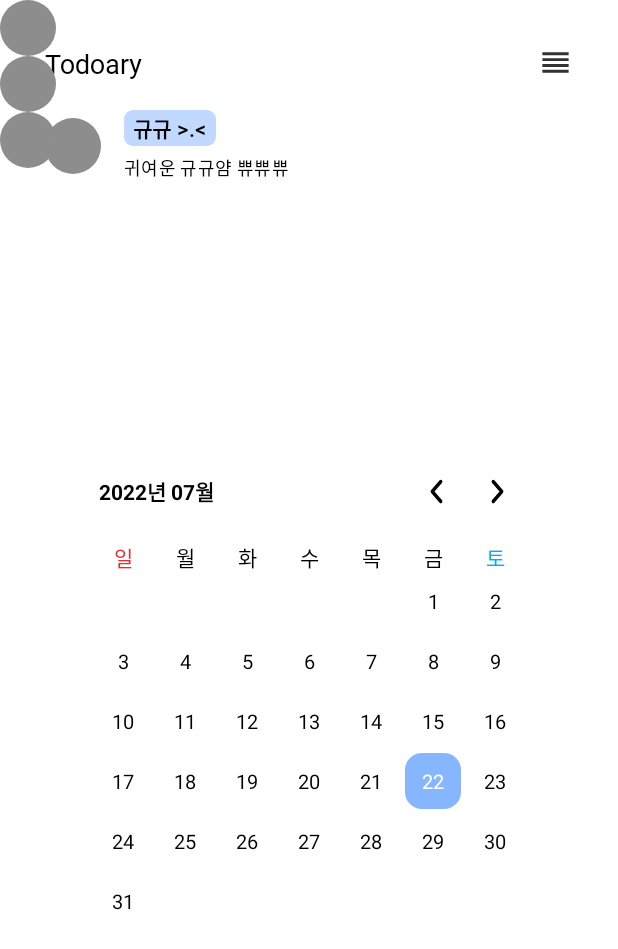
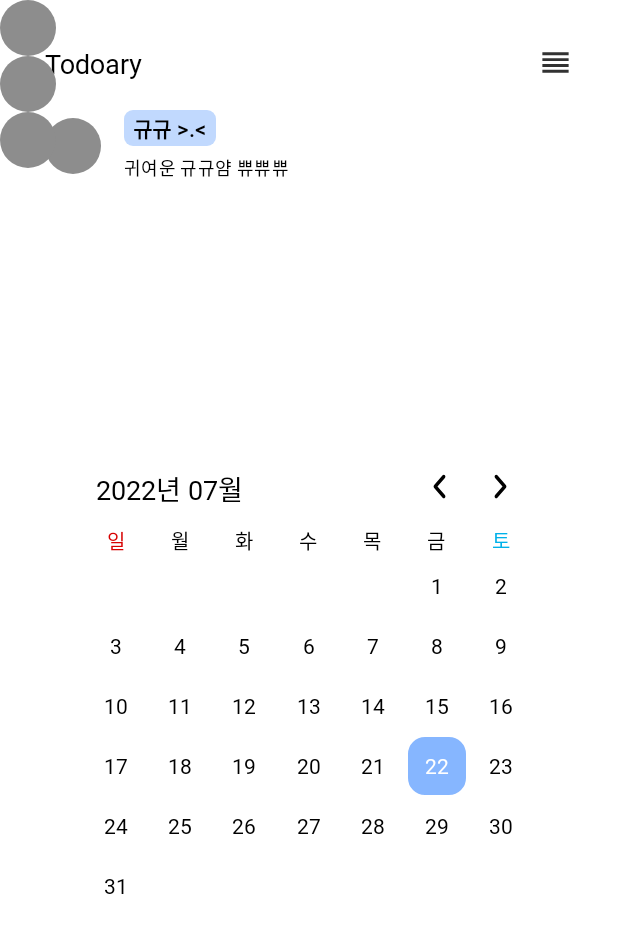
Before and after one commit to Todoary/Todoary-Android, an Android app: the CalendarFragment screen opened directly, with no data from a screen before it, on a phone screen of 412 x 824 dp. Shown: the top 949 px of the screen. Run offline under Robolectric (Android 15) with nearby library versions, the light colour scheme and no system bars; our stand-ins replace CircleImageView; plain views replace SlidingUpPanelLayout.

Commit message:
[Design] : Edit CalendarFragment font

```diff
--- a/app/src/main/java/com/uni/todoary/feature/main/ui/CalendarAdapter.kt
+++ b/app/src/main/java/com/uni/todoary/feature/main/ui/CalendarAdapter.kt
@@ -51,8 +51,9 @@ class CalendarAdapter(private val dayList: ArrayList<LocalDate?>):
 
         //날짜 클릭 이벤트
         holder.itemView.setOnClickListener {
-            holder.dayText.setBackgroundResource(R.drawable.calendar_datepick_stroke)
-
+            if(day != selectedDate && day != null) {
+                holder.dayText.setBackgroundResource(R.drawable.calendar_datepick_stroke)
+            }
         }
         //holder.dayText.text=dayList[holder.adapterPosition]
     }
--- a/app/src/main/java/com/uni/todoary/feature/main/ui/CalendarFragment.kt
+++ b/app/src/main/java/com/uni/todoary/feature/main/ui/CalendarFragment.kt
@@ -27,7 +27,6 @@ class CalendarFragment : Fragment() {
         inflater: LayoutInflater, container: ViewGroup?,
         savedInstanceState: Bundle?
     ): View? {
-        val root = inflater.inflate(R.layout.fragment_calendar, container, false)
         binding = FragmentCalendarBinding.inflate(inflater, container, false)
         // Inflate the layout for this fragment
 
--- a/app/src/main/res/layout/fragment_calendar.xml
+++ b/app/src/main/res/layout/fragment_calendar.xml
@@ -14,24 +14,22 @@
             android:layout_width="320dp"
             android:layout_height="wrap_content"
             android:orientation="horizontal"
-            android:layout_gravity="center_horizontal"
-            android:layout_marginTop="10dp">
+            android:layout_gravity="center_horizontal">
             <TextView
                 android:id="@+id/calendar_month_tv"
-                android:layout_width="86dp"
-                android:layout_height="22dp"
+                android:layout_width="106dp"
+                android:layout_height="24dp"
                 android:text="날짜"
-                android:textSize="14sp"
                 android:layout_gravity="center_vertical"
                 android:textColor="@color/black"
-                android:textStyle="bold"
-                android:layout_marginStart="20dp"/>
+                style="@style/calendar_month"
+                android:layout_marginStart="18dp"/>
 
             <ImageView
                 android:id="@+id/calendar_back_iv"
                 android:layout_width="35dp"
                 android:layout_height="35dp"
-                android:layout_marginStart="121dp"
+                android:layout_marginStart="105dp"
                 android:src="@drawable/ic_cal_backbtn"/>
             <ImageView
                 android:id="@+id/calendar_next_iv"
@@ -44,10 +42,10 @@
 
         <LinearLayout
             android:id="@+id/calendar_header_ll"
-            android:layout_width="290dp"
+            android:layout_width="300dp"
             android:layout_height="20dp"
             android:orientation="horizontal"
-            android:layout_marginTop="15dp"
+            android:layout_marginTop="8dp"
             android:layout_gravity="center_horizontal">
             <TextView
                 android:id="@+id/calendar_sun_tv"
@@ -56,7 +54,8 @@
                 android:layout_weight="1"
                 android:textAlignment="center"
                 android:text="일"
-                android:textColor="@color/red"/>
+                style="@style/calendar_week"
+                android:textColor="@color/calendar_red"/>
             <TextView
                 android:id="@+id/calendar_mon_tv"
                 android:layout_width="0dp"
@@ -64,6 +63,7 @@
                 android:layout_weight="1"
                 android:textAlignment="center"
                 android:text="월"
+                style="@style/calendar_week"
                 android:textColor="@color/black"/>
             <TextView
                 android:id="@+id/calendar_tue_tv"
@@ -71,6 +71,7 @@
                 android:layout_height="wrap_content"
                 android:layout_weight="1"
                 android:textAlignment="center"
+                style="@style/calendar_week"
                 android:text="화"
                 android:textColor="@color/black"/>
             <TextView
@@ -79,6 +80,7 @@
                 android:layout_height="wrap_content"
                 android:layout_weight="1"
                 android:textAlignment="center"
+                style="@style/calendar_week"
                 android:text="수"
                 android:textColor="@color/black"/>
             <TextView
@@ -87,6 +89,7 @@
                 android:layout_height="wrap_content"
                 android:layout_weight="1"
                 android:textAlignment="center"
+                style="@style/calendar_week"
                 android:text="목"
                 android:textColor="@color/black"/>
             <TextView
@@ -95,6 +98,7 @@
                 android:layout_height="wrap_content"
                 android:layout_weight="1"
                 android:textAlignment="center"
+                style="@style/calendar_week"
                 android:text="금"
                 android:textColor="@color/black"/>
             <TextView
@@ -103,14 +107,15 @@
                 android:layout_height="wrap_content"
                 android:layout_weight="1"
                 android:textAlignment="center"
+                style="@style/calendar_week"
                 android:text="토"
                 android:textColor="@color/calendar_blue"/>
 
         </LinearLayout>
         <androidx.recyclerview.widget.RecyclerView
             android:id="@+id/calendar_date_rv"
-            android:layout_width="290dp"
-            android:layout_height="270dp"
+            android:layout_width="300dp"
+            android:layout_height="273dp"
             android:layout_gravity="center_horizontal"/>
     </LinearLayout>
 
--- a/app/src/main/res/layout/item_calendar.xml
+++ b/app/src/main/res/layout/item_calendar.xml
@@ -6,12 +6,12 @@
     android:orientation="vertical">
     <TextView
         android:id="@+id/dayText"
-        android:layout_width="40dp"
-        android:layout_height="40dp"
+        android:layout_width="41dp"
+        android:layout_height="41dp"
         android:layout_gravity="center"
         android:gravity="center"
         android:textColor="@color/black"
         android:text="1"
-        android:textSize="13sp"/>
+        style="@style/calendar_date"/>
 
 </LinearLayout>
--- a/app/src/main/res/values/colors.xml
+++ b/app/src/main/res/values/colors.xml
@@ -12,4 +12,5 @@
     <color name="red">#E02E2E</color>
     <color name="navycheck">#323232</color>
     <color name="calendar_blue">#00B1E9</color>
+    <color name="calendar_red">#D70000</color>
 </resources>
--- a/app/src/main/res/values/themes.xml
+++ b/app/src/main/res/values/themes.xml
@@ -97,7 +97,6 @@
         <item name="android:lineSpacingExtra">2.6sp</item>
         <item name="android:textSize">13sp</item>
         <item name="android:letterSpacing">0.025</item>
-        <item name="android:textColor">#D70000</item>
     </style>
 
     <style name="calendar_date" parent="@android:style/Widget.TextView">
@@ -107,4 +106,11 @@
         <item name="android:letterSpacing">0.02</item>
         <item name="android:textColor">@color/black</item>
     </style>
+
+    <style name="calendar_month" parent="@android:style/Widget.TextView">
+        <item name="fontFamily">@font/applesdgothicneob</item>
+        <item name="android:lineSpacingExtra">3.6sp</item>
+        <item name="android:textSize">18sp</item>
+        <item name="android:textColor">@color/black</item>
+    </style>
 </resources>
```
